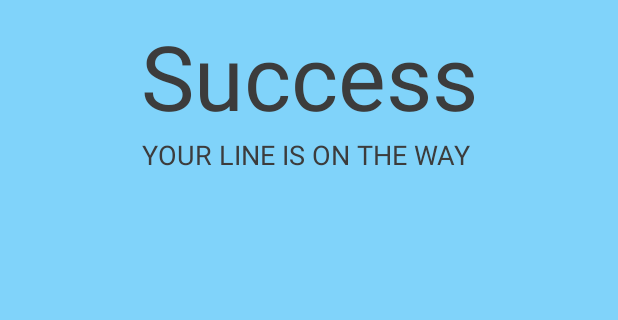
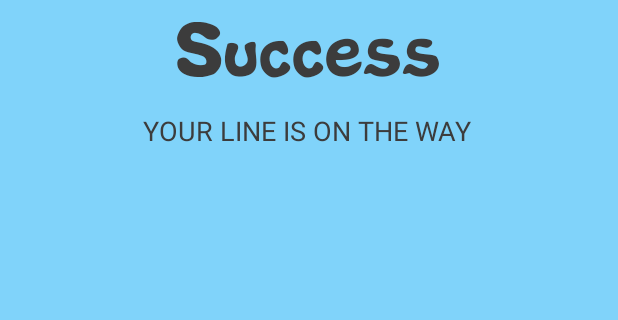
Before and after one commit to liranahum126/StoryLine, an Android app: the fragment SuccessFragment shown on its own in the app's theme, on a phone screen of 412 x 824 dp, the part 503-823 px from its top. Run offline under Robolectric (Android 15) with nearby library versions, the phone set to English and light mode, and no system bars.

Commit message:
Add font to all screens

```diff
--- a/app/src/main/res/layout/activity_sign_in_with_username_and_password.xml
+++ b/app/src/main/res/layout/activity_sign_in_with_username_and_password.xml
@@ -28,10 +28,11 @@
             android:id="@+id/title_text_view"
             android:layout_width="wrap_content"
             android:layout_height="wrap_content"
+            android:fontFamily="@font/life_is_goofy"
             android:layout_marginTop="30dp"
             android:text="@string/ready_to_login"
             android:textColor="@color/bright_black"
-            android:textSize="35sp"
+            android:textSize="60sp"
             android:textStyle="bold"
             app:layout_constraintEnd_toEndOf="parent"
             app:layout_constraintStart_toStartOf="parent"
--- a/app/src/main/res/layout/fragment_categories.xml
+++ b/app/src/main/res/layout/fragment_categories.xml
@@ -14,8 +14,9 @@
         android:layout_height="wrap_content"
         android:layout_marginTop="40dp"
         android:text="Story Line"
-        android:textColor="@color/black"
-        android:textSize="40sp"
+        android:fontFamily="@font/life_is_goofy"
+        android:textColor="@color/bright_black"
+        android:textSize="60sp"
         android:textStyle="bold"
         app:layout_constraintEnd_toEndOf="parent"
         app:layout_constraintStart_toStartOf="parent"
--- a/app/src/main/res/layout/fragment_success.xml
+++ b/app/src/main/res/layout/fragment_success.xml
@@ -23,8 +23,9 @@
         android:layout_height="wrap_content"
         android:layout_marginTop="10dp"
         android:text="Success"
+        android:fontFamily="@font/life_is_goofy"
         android:textColor="@color/bright_black"
-        android:textSize="60sp"
+        android:textSize="80sp"
         app:layout_constraintEnd_toEndOf="@+id/success_logo_imagee_view"
         app:layout_constraintStart_toStartOf="@+id/success_logo_imagee_view"
         app:layout_constraintTop_toBottomOf="@+id/success_logo_imagee_view" />
```
Also changed, not shown: app/src/main/res/font/font_family.xml (added, +7 -0 lines), app/src/main/res/font/life_is_goofy.ttf (added).
